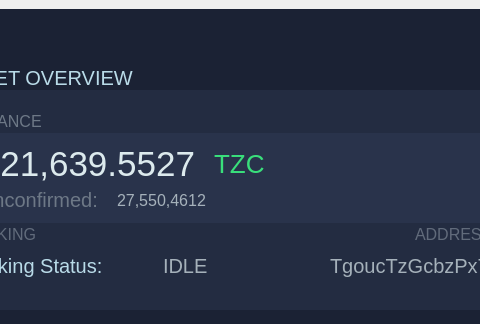
This is src/qt/forms/overviewpage.ui in TrezarCoin/TrezarCoin as Qt 5 draws it before an edit; both pictures show x 98 to 578 and y 0 to 324 of the 1034 by 686 pixel window. The edited form follows.
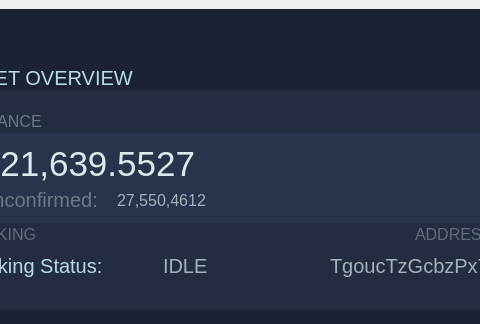
This is the edited form. Icons and pictures are not drawn.

What changed in the file:
```diff
--- a/src/qt/forms/overviewpage.ui
+++ b/src/qt/forms/overviewpage.ui
@@ -321,17 +321,6 @@
                               </property>
                              </widget>
                             </item>
-                            <item>
-                             <widget class="QLabel" name="label_9">
-                              <property name="styleSheet">
-                               <string notr="true">font-size:26px;
-color:#39df7b;</string>
-                              </property>
-                              <property name="text">
-                               <string>TZC</string>
-                              </property>
-                             </widget>
-                            </item>
                             <item>
                              <spacer name="horizontalSpacer_6">
                               <property name="orientation">
```
